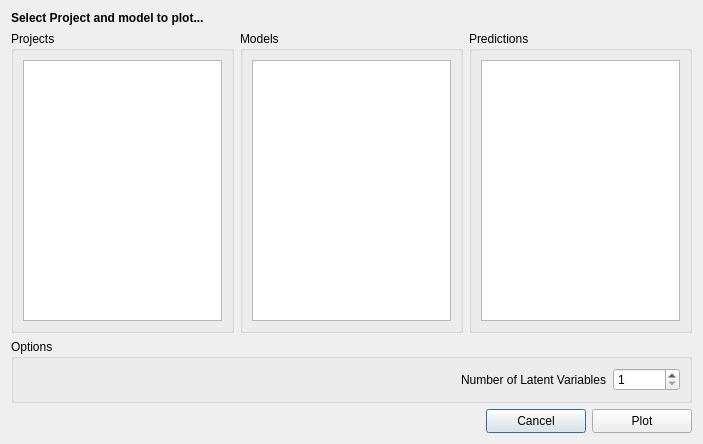
First picture: the form in src/Dialogs/DialogPlots.ui, repository gmrandazzo/QStudioMetrics, before the edit.
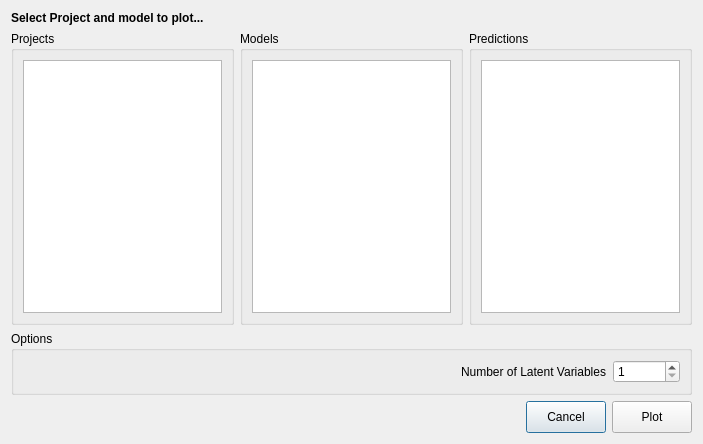
Second picture: the form after the edit.

Commit message: Removed 3D Plot; Fixed some interface button problems

```diff
--- a/src/Dialogs/DialogPlots.ui
+++ b/src/Dialogs/DialogPlots.ui
@@ -168,6 +168,19 @@
    </item>
    <item row="3" column="0" colspan="3">
     <layout class="QGridLayout" name="gridLayout">
+     <item row="0" column="1">
+      <widget class="QPushButton" name="cancelButton">
+       <property name="minimumSize">
+        <size>
+         <width>70</width>
+         <height>32</height>
+        </size>
+       </property>
+       <property name="text">
+        <string>Cancel</string>
+       </property>
+      </widget>
+     </item>
      <item row="0" column="0">
       <spacer name="horizontalSpacer">
        <property name="orientation">
@@ -181,37 +194,12 @@
        </property>
       </spacer>
      </item>
-     <item row="0" column="1">
-      <widget class="QPushButton" name="cancelButton">
-       <property name="minimumSize">
-        <size>
-         <width>100</width>
-         <height>24</height>
-        </size>
-       </property>
-       <property name="maximumSize">
-        <size>
-         <width>100</width>
-         <height>24</height>
-        </size>
-       </property>
-       <property name="text">
-        <string>Cancel</string>
-       </property>
-      </widget>
-     </item>
      <item row="0" column="2">
       <widget class="QPushButton" name="plotButton">
        <property name="minimumSize">
         <size>
-         <width>100</width>
-         <height>24</height>
-        </size>
-       </property>
-       <property name="maximumSize">
-        <size>
-         <width>100</width>
-         <height>24</height>
+         <width>70</width>
+         <height>32</height>
         </size>
        </property>
        <property name="text">
```
Left out of the diff: 3 changed lines with no effect on the pictures. The commit also changes 7 other files.
